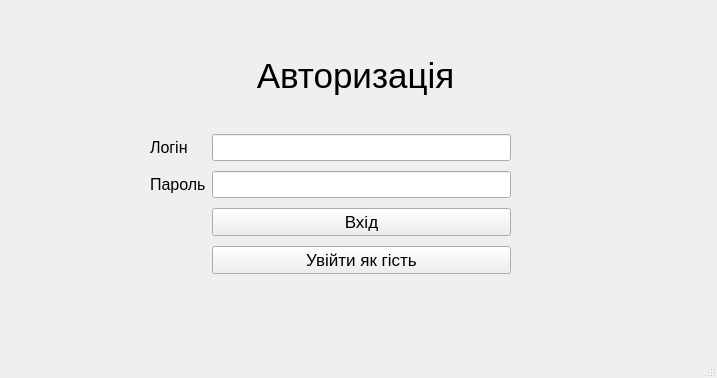
Old version of the form mainwindow.ui in the repository AgMUH/SwimAssist.
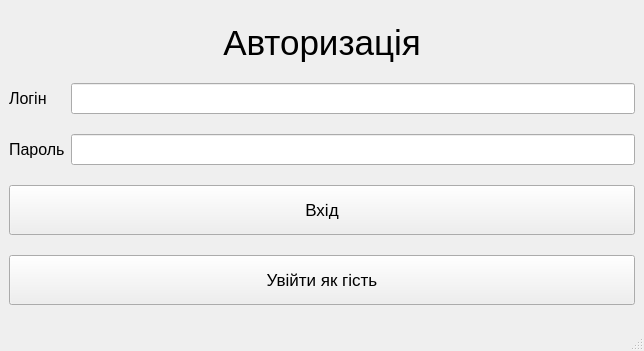
New version of the form.

```diff
--- a/mainwindow.ui
+++ b/mainwindow.ui
@@ -6,10 +6,16 @@
    <rect>
     <x>0</x>
     <y>0</y>
-    <width>717</width>
-    <height>378</height>
+    <width>644</width>
+    <height>351</height>
    </rect>
   </property>
+  <property name="sizePolicy">
+   <sizepolicy hsizetype="Minimum" vsizetype="Fixed">
+    <horstretch>0</horstretch>
+    <verstretch>0</verstretch>
+   </sizepolicy>
+  </property>
   <property name="font">
    <font>
     <pointsize>8</pointsize>
@@ -22,14 +28,14 @@
    <enum>Qt::LeftToRight</enum>
   </property>
   <widget class="QWidget" name="centralwidget">
+   <layout class="QGridLayout" name="gridLayout">
+    <item row="0" column="0" colspan="2">
    <widget class="QLabel" name="labelAuthorization">
-    <property name="geometry">
-     <rect>
-      <x>0</x>
-      <y>40</y>
-      <width>711</width>
-      <height>71</height>
-     </rect>
+      <property name="sizePolicy">
+       <sizepolicy hsizetype="Minimum" vsizetype="Fixed">
+        <horstretch>0</horstretch>
+        <verstretch>0</verstretch>
+       </sizepolicy>
     </property>
     <property name="font">
      <font>
@@ -48,17 +54,8 @@
      <set>Qt::AlignCenter</set>
     </property>
    </widget>
-   <widget class="QWidget" name="">
-    <property name="geometry">
-     <rect>
-      <x>150</x>
-      <y>130</y>
-      <width>361</width>
-      <height>151</height>
-     </rect>
-    </property>
-    <layout class="QGridLayout" name="gridLayout">
-     <item row="0" column="0">
+    </item>
+    <item row="1" column="0">
       <widget class="QLabel" name="labelLogIn">
        <property name="font">
         <font>
@@ -76,8 +73,14 @@
        </property>
       </widget>
      </item>
-     <item row="0" column="1">
+    <item row="1" column="1">
       <widget class="QLineEdit" name="lineEdit_LogIn">
+      <property name="maximumSize">
+       <size>
+        <width>16777215</width>
+        <height>31</height>
+       </size>
+      </property>
        <property name="font">
         <font>
          <pointsize>12</pointsize>
@@ -91,7 +94,7 @@
        </property>
       </widget>
      </item>
-     <item row="1" column="0">
+    <item row="2" column="0">
       <widget class="QLabel" name="labelPassword">
        <property name="font">
         <font>
@@ -106,8 +109,14 @@
        </property>
       </widget>
      </item>
-     <item row="1" column="1">
+    <item row="2" column="1">
       <widget class="QLineEdit" name="lineEdit_Password">
+      <property name="maximumSize">
+       <size>
+        <width>16777215</width>
+        <height>31</height>
+       </size>
+      </property>
        <property name="font">
         <font>
          <pointsize>12</pointsize>
@@ -124,8 +133,20 @@
        </property>
       </widget>
      </item>
-     <item row="2" column="1">
+    <item row="3" column="0" colspan="2">
       <widget class="QPushButton" name="pushButton_SignIn">
+      <property name="sizePolicy">
+       <sizepolicy hsizetype="Expanding" vsizetype="Fixed">
+        <horstretch>0</horstretch>
+        <verstretch>0</verstretch>
+       </sizepolicy>
+      </property>
+      <property name="maximumSize">
+       <size>
+        <width>16777215</width>
+        <height>50</height>
+       </size>
+      </property>
        <property name="font">
         <font>
          <pointsize>13</pointsize>
@@ -139,8 +160,20 @@
        </property>
       </widget>
      </item>
-     <item row="3" column="1">
+    <item row="4" column="0" colspan="2">
       <widget class="QPushButton" name="pushButton_SignInGuest">
+      <property name="sizePolicy">
+       <sizepolicy hsizetype="Expanding" vsizetype="Fixed">
+        <horstretch>0</horstretch>
+        <verstretch>0</verstretch>
+       </sizepolicy>
+      </property>
+      <property name="maximumSize">
+       <size>
+        <width>16777215</width>
+        <height>50</height>
+       </size>
+      </property>
        <property name="font">
         <font>
          <pointsize>13</pointsize>
@@ -156,13 +189,12 @@
      </item>
     </layout>
    </widget>
-  </widget>
   <widget class="QMenuBar" name="menubar">
    <property name="geometry">
     <rect>
      <x>0</x>
      <y>0</y>
-     <width>717</width>
+     <width>644</width>
      <height>21</height>
     </rect>
    </property>
```
Lines whose indentation alone changed are shown as unchanged.
